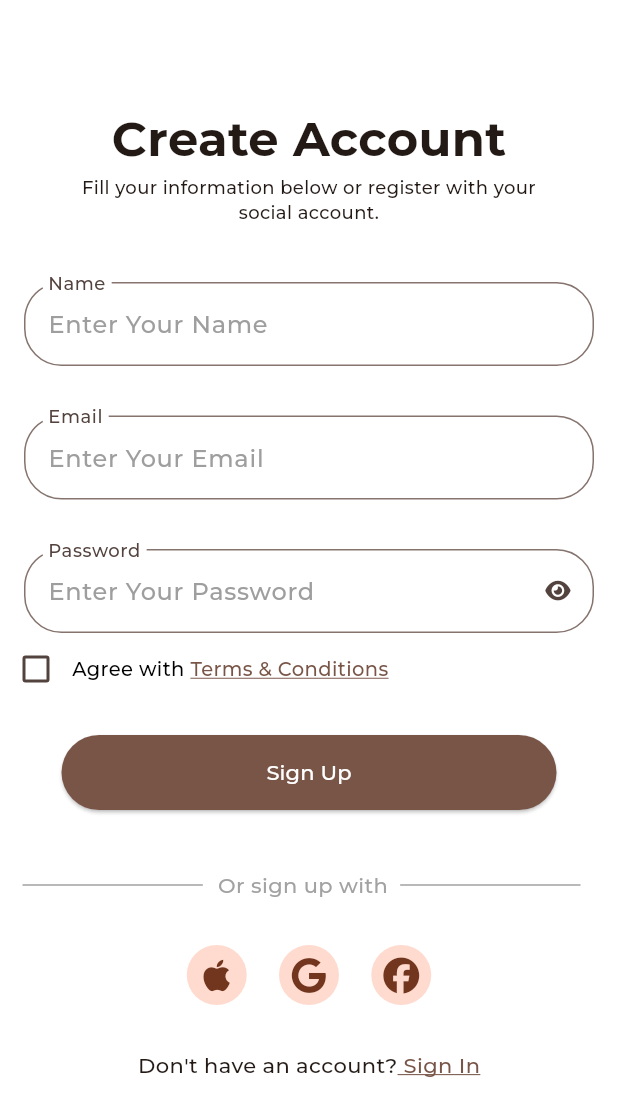
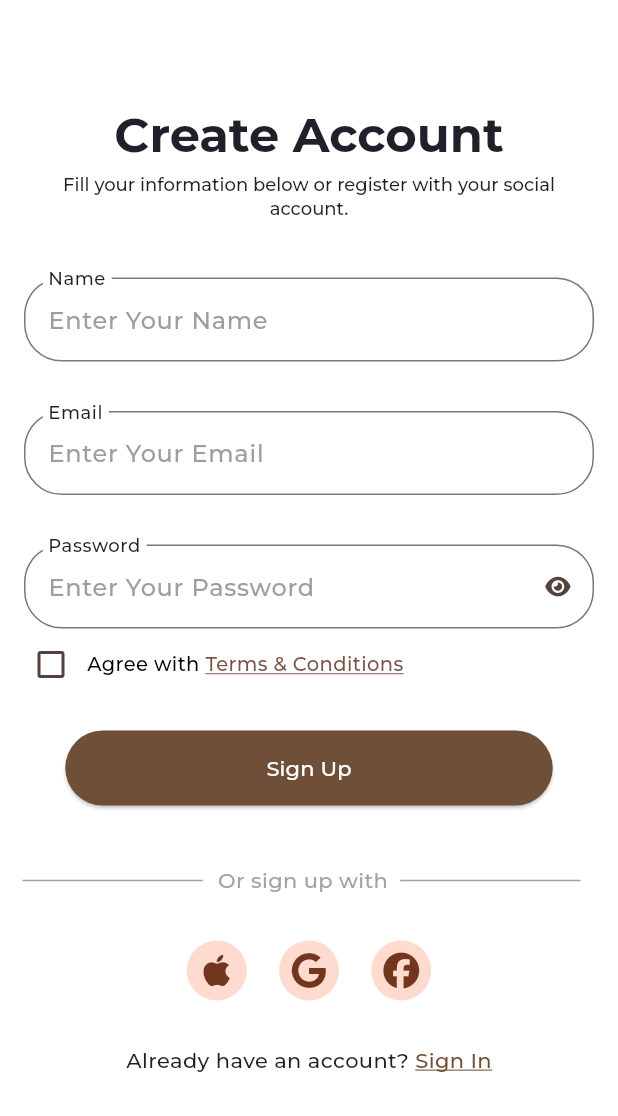
Before and after one commit to suheerthedev/clothing_app, a Flutter app: the screen it shows after launch, after a tap on "Sign Up", on a phone screen of 412 x 824 dp. Shown: the top 1116 px of the screen. Run offline on Flutter 3.47's test engine with Material 3 defaults, Android fonts, the phone set to English and light mode, and no system bars; our stand-ins replace flutter_otp_text_field, flutter_svg, font_awesome_flutter, intl_phone_field, smooth_page_indicator; project files that could hold a hidden picture were left out.

Commit message:
Made more custom widgets and applied them to sign in/sign up/welcome screens

```diff
--- a/lib/main.dart
+++ b/lib/main.dart
@@ -6,6 +6,7 @@ import 'package:clothing_store_app/screens/sign_in_screen.dart';
 import 'package:clothing_store_app/screens/splash_screen.dart';
 import 'package:clothing_store_app/screens/verification_screen.dart';
 import 'package:clothing_store_app/screens/welcome_screen.dart';
+import 'package:clothing_store_app/util/app_colors.dart';
 import 'package:flutter/material.dart';
 
 void main() {
@@ -15,17 +16,24 @@ void main() {
 class MyApp extends StatelessWidget {
   const MyApp({super.key});
 
-  // This widget is the root of your application.
   @override
   Widget build(BuildContext context) {
     return MaterialApp(
       debugShowCheckedModeBanner: false,
       title: 'Clothing App',
       theme: ThemeData(
-        scaffoldBackgroundColor: Colors.white,
-        fontFamily: 'Montserrat',
-        colorScheme: ColorScheme.fromSeed(seedColor: Colors.brown),
-      ),
+          scaffoldBackgroundColor: Colors.white,
+          fontFamily: 'Montserrat',
+          colorScheme: ColorScheme.fromSeed(seedColor: Colors.brown),
+          textTheme: TextTheme(
+              headlineLarge: TextStyle(
+                  color: AppColors.primaryTextColor,
+                  fontSize: 32,
+                  fontWeight: FontWeight.bold),
+              headlineSmall: TextStyle(
+                  color: AppColors.primaryTextColor,
+                  fontSize: 12,
+                  fontWeight: FontWeight.w400))),
       home: const SignInScreen(),
       routes: {
         '/splashscreen': (context) => const SplashScreen(),
@@ -40,30 +48,3 @@ class MyApp extends StatelessWidget {
     );
   }
 }
-
-class MyHomePage extends StatefulWidget {
-  const MyHomePage({super.key, required this.title});
-
-  final String title;
-
-  @override
-  State<MyHomePage> createState() => _MyHomePageState();
-}
-
-class _MyHomePageState extends State<MyHomePage> {
-  @override
-  Widget build(BuildContext context) {
-    throw UnimplementedError();
-  }
-}
-
-@override
-Widget build(BuildContext context) {
-  return Scaffold(
-    appBar: AppBar(
-      backgroundColor: Theme.of(context).colorScheme.inversePrimary,
-      title: const Text('Flutter App'),
-    ),
-    body: const Center(),
-  );
-}
--- a/lib/screens/create_account_screen.dart
+++ b/lib/screens/create_account_screen.dart
@@ -1,5 +1,9 @@
+import 'package:clothing_store_app/widgets/custom_elevated_button.dart';
+import 'package:clothing_store_app/widgets/custom_screen_heading.dart';
+import 'package:clothing_store_app/widgets/custom_sign_in_and_up_text.dart';
+import 'package:clothing_store_app/widgets/custom_text_field.dart';
+import 'package:clothing_store_app/widgets/social_sign_in_buttons.dart';
 import 'package:flutter/material.dart';
-
 import 'package:font_awesome_flutter/font_awesome_flutter.dart';
 
 class CreateAccountScreen extends StatefulWidget {
@@ -10,6 +14,9 @@ class CreateAccountScreen extends StatefulWidget {
 }
 
 class _CreateAccountScreenState extends State<CreateAccountScreen> {
+  TextEditingController nameCont = TextEditingController();
+  TextEditingController emailCont = TextEditingController();
+  TextEditingController passCont = TextEditingController();
   bool passwordStatus = false;
   FaIcon passwordIcon = const FaIcon(FontAwesomeIcons.solidEye);
   bool isChecked = false;
@@ -26,63 +33,44 @@ class _CreateAccountScreenState extends State<CreateAccountScreen> {
               const SizedBox(
                 height: 70,
               ),
-              const Text('Create Account',
-                  style: TextStyle(fontSize: 32, fontWeight: FontWeight.bold)),
-              const Padding(
-                padding: EdgeInsets.only(left: 40, right: 40),
-                child: Text(
-                  "Fill your information below or register with your social account.",
-                  textAlign: TextAlign.center,
-                  style: TextStyle(fontSize: 12, fontWeight: FontWeight.w400),
-                ),
-              ),
+              const CustomScreenHeading(
+                  mainHeading: 'Create Account',
+                  subHeading:
+                      "Fill your information below or register with your social account."),
               const SizedBox(
                 height: 30,
               ),
               Padding(
                   padding: const EdgeInsets.only(
                       top: 8, left: 16, right: 16, bottom: 0),
-                child: TextField(
-                  decoration: InputDecoration(
+                  child: CustomTextField(
+                    controller: nameCont,
+                    obscureText: false,
                     labelText: 'Name',
-                      floatingLabelBehavior: FloatingLabelBehavior.always,
-                      hintText: 'Enter Your Name',
-                      hintStyle: const TextStyle(color: Colors.grey),
-                      border: OutlineInputBorder(
-                        borderRadius: BorderRadius.circular(25),
+                    hintText: "Enter Your Name",
                   )),
-                ),
-              ),
               const SizedBox(
                 height: 25,
               ),
               Padding(
                   padding: const EdgeInsets.only(
                       top: 8, left: 16, right: 16, bottom: 0),
-                child: TextField(
-                  decoration: InputDecoration(
-                      labelText: 'Email',
-                      floatingLabelBehavior: FloatingLabelBehavior.always,
-                      hintText: 'Enter Your Email',
-                      hintStyle: const TextStyle(color: Colors.grey),
-                      border: OutlineInputBorder(
-                        borderRadius: BorderRadius.circular(25),
-                      )),
-                ),
-              ),
+                  child: CustomTextField(
+                      controller: emailCont,
+                      obscureText: false,
+                      labelText: "Email",
+                      hintText: "Enter Your Email")),
               const SizedBox(
                 height: 25,
               ),
               Padding(
                   padding: const EdgeInsets.only(
                       top: 8, left: 16, right: 16, bottom: 0),
-                child: TextField(
+                  child: CustomTextField(
+                    controller: passCont,
+                    labelText: "Password",
+                    hintText: "Enter Your Password",
                     obscureText: passwordStatus,
-                  decoration: InputDecoration(
-                      labelText: 'Password',
-                      floatingLabelBehavior: FloatingLabelBehavior.always,
-                      hintText: 'Enter Your Password',
-                      hintStyle: const TextStyle(color: Colors.grey),
                     suffixIcon: IconButton(
                       onPressed: () {
                         if (passwordStatus == false) {
@@ -96,22 +84,23 @@ class _CreateAccountScreenState extends State<CreateAccountScreen> {
                         } else {
                           setState(() {
                             passwordStatus = !passwordStatus;
-                              passwordIcon =
-                                  const FaIcon(FontAwesomeIcons.solidEye);
+                            passwordIcon = const FaIcon(
+                              FontAwesomeIcons.solidEye,
+                              size: 15,
+                            );
                           });
                         }
                       },
                       icon: passwordIcon,
                       iconSize: 15,
                     ),
-                      border: OutlineInputBorder(
-                        borderRadius: BorderRadius.circular(25),
                   )),
-                ),
-              ),
               Row(
                 mainAxisAlignment: MainAxisAlignment.start,
                 children: [
+                  const SizedBox(
+                    width: 10,
+                  ),
                   Checkbox(
                       value: isChecked,
                       onChanged: (bool) {
@@ -141,25 +130,12 @@ class _CreateAccountScreenState extends State<CreateAccountScreen> {
                         decoration: TextDecoration.underline,
                         decorationColor: Colors.brown),
                   ),
-                  const SizedBox(
-                    width: 10,
-                  ),
                 ],
               ),
               const SizedBox(
                 height: 20,
               ),
-              ElevatedButton(
-                  style: ElevatedButton.styleFrom(
-                      fixedSize: const Size(330, 50),
-                      backgroundColor: Colors.brown),
-                  onPressed: () {
-                    //Navigate to Other Screen
-                  },
-                  child: const Text(
-                    'Sign Up',
-                    style: TextStyle(color: Colors.white),
-                  )),
+              const CustomElevatedButton(btnText: 'Sign Up'),
               const SizedBox(
                 height: 40,
               ),
@@ -191,44 +167,17 @@ class _CreateAccountScreenState extends State<CreateAccountScreen> {
               const SizedBox(
                 height: 30,
               ),
-              SizedBox(
-                width: size.width * 0.5,
-                child: const Row(
-                  mainAxisAlignment: MainAxisAlignment.spaceEvenly,
-                  children: [
-                    CircleAvatar(
-                      child: FaIcon(FontAwesomeIcons.apple),
-                    ),
-                    CircleAvatar(
-                      child: FaIcon(FontAwesomeIcons.google),
-                    ),
-                    CircleAvatar(
-                      child: FaIcon(FontAwesomeIcons.facebook),
-                    )
-                  ],
-                ),
-              ),
+              SocialSignInButtons(width: size.width * 0.5),
               const SizedBox(
                 height: 30,
               ),
-              Row(
-                mainAxisAlignment: MainAxisAlignment.center,
-                children: [
-                  const Text("Don't have an account?",
-                      style: TextStyle(fontWeight: FontWeight.w400)),
-                  InkWell(
+              CustomSignInAndUpText(
                 onTap: () {
                   //Navigate To Create Account Page
-                      Navigator.pushNamed(context, '/createaccountscreen');
+                  Navigator.pushNamed(context, '/signinscreen');
                 },
-                    child: const Text(" Sign In",
-                        style: TextStyle(
-                            fontWeight: FontWeight.w400,
-                            color: Colors.brown,
-                            decoration: TextDecoration.underline,
-                            decorationColor: Colors.brown)),
-                  )
-                ],
+                mainText: 'Already have an account? ',
+                clickableText: 'Sign In',
               )
             ],
           ),
--- a/lib/screens/sign_in_screen.dart
+++ b/lib/screens/sign_in_screen.dart
@@ -1,7 +1,10 @@
 import 'package:clothing_store_app/screens/verification_screen.dart';
 import 'package:clothing_store_app/util/app_colors.dart';
 import 'package:clothing_store_app/widgets/custom_elevated_button.dart';
+import 'package:clothing_store_app/widgets/custom_screen_heading.dart';
+import 'package:clothing_store_app/widgets/custom_sign_in_and_up_text.dart';
 import 'package:clothing_store_app/widgets/custom_text_field.dart';
+import 'package:clothing_store_app/widgets/social_sign_in_buttons.dart';
 import 'package:flutter/material.dart';
 import 'package:font_awesome_flutter/font_awesome_flutter.dart';
 
@@ -26,26 +29,13 @@ class _SignInScreenState extends State<SignInScreen> {
       body: SafeArea(
         child: Center(
           child: Column(
-            // mainAxisAlignment: MainAxisAlignment.spaceAround,
             children: [
               const SizedBox(
                 height: 120,
               ),
-              Text('Sign In',
-                  style: TextStyle(
-                      color: AppColors.primaryTextColor,
-                      fontSize: 32,
-                      fontWeight: FontWeight.bold)),
-              const SizedBox(
-                height: 5,
-              ),
-              Text(
-                "Hi! Welcome back, you've been missed.",
-                style: TextStyle(
-                    color: AppColors.primaryTextColor,
-                    fontSize: 12,
-                    fontWeight: FontWeight.w400),
-              ),
+              const CustomScreenHeading(
+                  mainHeading: 'Sign In',
+                  subHeading: "Hi! Welcome back you've been missed."),
               const SizedBox(
                 height: 80,
               ),
@@ -54,9 +44,9 @@ class _SignInScreenState extends State<SignInScreen> {
                       top: 8, left: 16, right: 16, bottom: 0),
                   child: CustomTextField(
                     controller: emailCont,
+                    obscureText: false,
                     labelText: 'Email',
                     hintText: 'Enter Your Email',
-                    obscureText: false,
                   )),
               const SizedBox(
                 height: 25,
@@ -165,50 +155,17 @@ class _SignInScreenState extends State<SignInScreen> {
               const SizedBox(
                 height: 40,
               ),
-              SizedBox(
-                width: size.width * 0.5,
-                child: Row(
-                  mainAxisAlignment: MainAxisAlignment.spaceEvenly,
-                  children: [
-                    CircleAvatar(
-                      child: FaIcon(FontAwesomeIcons.apple,
-                          color: AppColors.primaryIconColor),
-                    ),
-                    CircleAvatar(
-                      child: FaIcon(FontAwesomeIcons.google,
-                          color: AppColors.primaryIconColor),
-                    ),
-                    CircleAvatar(
-                      child: FaIcon(FontAwesomeIcons.facebook,
-                          color: AppColors.primaryIconColor),
-                    )
-                  ],
-                ),
-              ),
+              SocialSignInButtons(width: size.width * 0.5),
               const SizedBox(
                 height: 40,
               ),
-              Row(
-                mainAxisAlignment: MainAxisAlignment.center,
-                children: [
-                  Text("Don't have an account?",
-                      style: TextStyle(
-                          color: AppColors.primaryTextColor,
-                          fontWeight: FontWeight.w400)),
-                  InkWell(
-                    onTap: () {
-                      //Navigate To Create Account Page
-                      Navigator.pushNamed(context, '/createaccountscreen');
-                    },
-                    child: Text(" Sign Up",
-                        style: TextStyle(
-                            fontWeight: FontWeight.w400,
-                            color: AppColors.secondaryTextColor,
-                            decoration: TextDecoration.underline,
-                            decorationColor: AppColors.secondaryTextColor)),
-                  )
-                ],
-              )
+              CustomSignInAndUpText(
+                  onTap: () {
+                    //Navigate To Create Account Page
+                    Navigator.pushNamed(context, '/createaccountscreen');
+                  },
+                  mainText: "Don't have an account? ",
+                  clickableText: 'Sign Up')
             ],
           ),
         ),
--- a/lib/screens/welcome_screen.dart
+++ b/lib/screens/welcome_screen.dart
@@ -1,4 +1,5 @@
 import 'package:clothing_store_app/util/app_colors.dart';
+import 'package:clothing_store_app/widgets/custom_sign_in_and_up_text.dart';
 import 'package:flutter/material.dart';
 import 'package:flutter_svg/flutter_svg.dart';
 
@@ -117,26 +118,13 @@ class WelcomeScreen extends StatelessWidget {
           const SizedBox(
             height: 30,
           ),
-          Row(
-            mainAxisAlignment: MainAxisAlignment.center,
-            children: [
-              Text('Already have an account? ',
-                  style: TextStyle(
-                      color: AppColors.primaryTextColor,
-                      fontSize: 12,
-                      fontWeight: FontWeight.w500)),
-              InkWell(
-                onTap: () {
-                  Navigator.pushNamed(context, '/signinscreen');
-                },
-                child: Text('Sign In',
-                    style: TextStyle(
-                        fontSize: 12,
-                        fontWeight: FontWeight.w500,
-                        decoration: TextDecoration.underline,
-                        color: AppColors.secondaryTextColor)),
-              )
-            ],
+          CustomSignInAndUpText(
+            onTap: () {
+              //Navigate To Create Account Page
+              Navigator.pushNamed(context, '/signinscreen');
+            },
+            mainText: 'Already have an account? ',
+            clickableText: 'Sign In',
           ),
         ],
       ),
--- /dev/null
+++ b/lib/widgets/custom_screen_heading.dart
@@ -0,0 +1,32 @@
+import 'package:flutter/material.dart';
+
+class CustomScreenHeading extends StatelessWidget {
+  const CustomScreenHeading(
+      {super.key, required this.mainHeading, required this.subHeading});
+  final String mainHeading;
+  final String subHeading;
+
+  @override
+  Widget build(BuildContext context) {
+    return Column(
+      children: [
+        Text(
+          mainHeading,
+          style: Theme.of(context).textTheme.headlineLarge,
+          textAlign: TextAlign.center,
+        ),
+        const SizedBox(
+          height: 5,
+        ),
+        Padding(
+          padding: const EdgeInsets.only(left: 40, right: 40),
+          child: Text(
+            subHeading,
+            textAlign: TextAlign.center,
+            style: Theme.of(context).textTheme.headlineSmall,
+          ),
+        )
+      ],
+    );
+  }
+}
--- /dev/null
+++ b/lib/widgets/custom_sign_in_and_up_text.dart
@@ -0,0 +1,35 @@
+import 'package:clothing_store_app/util/app_colors.dart';
+import 'package:flutter/material.dart';
+
+class CustomSignInAndUpText extends StatelessWidget {
+  const CustomSignInAndUpText(
+      {super.key,
+      required this.onTap,
+      required this.mainText,
+      required this.clickableText});
+  final VoidCallback onTap;
+  final String mainText;
+  final String clickableText;
+
+  @override
+  Widget build(BuildContext context) {
+    return Row(
+      mainAxisAlignment: MainAxisAlignment.center,
+      children: [
+        Text(mainText,
+            style: TextStyle(
+                color: AppColors.primaryTextColor,
+                fontWeight: FontWeight.w400)),
+        InkWell(
+          onTap: onTap,
+          child: Text(clickableText,
+              style: TextStyle(
+                  fontWeight: FontWeight.w400,
+                  color: AppColors.secondaryTextColor,
+                  decoration: TextDecoration.underline,
+                  decorationColor: AppColors.secondaryTextColor)),
+        )
+      ],
+    );
+  }
+}
--- a/lib/widgets/custom_text_field.dart
+++ b/lib/widgets/custom_text_field.dart
@@ -22,6 +22,7 @@ class CustomTextField extends StatelessWidget {
   Widget build(BuildContext context) {
     return TextField(
       controller: controller,
+      obscureText: obscureText,
       decoration: InputDecoration(
         labelText: labelText,
         labelStyle: TextStyle(color: AppColors.primaryTextColor),
--- /dev/null
+++ b/lib/widgets/social_sign_in_buttons.dart
@@ -0,0 +1,28 @@
+import 'package:flutter/material.dart';
+import 'package:font_awesome_flutter/font_awesome_flutter.dart';
+
+class SocialSignInButtons extends StatelessWidget {
+  const SocialSignInButtons({super.key, required this.width});
+  final double width;
+
+  @override
+  Widget build(BuildContext context) {
+    return SizedBox(
+      width: width,
+      child: const Row(
+        mainAxisAlignment: MainAxisAlignment.spaceEvenly,
+        children: [
+          CircleAvatar(
+            child: FaIcon(FontAwesomeIcons.apple),
+          ),
+          CircleAvatar(
+            child: FaIcon(FontAwesomeIcons.google),
+          ),
+          CircleAvatar(
+            child: FaIcon(FontAwesomeIcons.facebook),
+          )
+        ],
+      ),
+    );
+  }
+}
```
Lines whose indentation alone changed are shown as unchanged.
